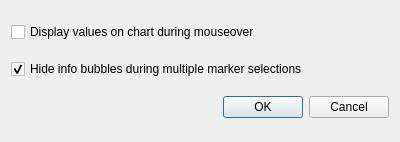
This is MetOceanViewer_GUI/ui/timeseriesoptionsdialog.ui in zcobell/MetOceanViewer as Qt 5 draws it before an edit. The edited form follows.
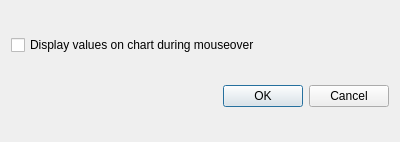
This is the edited form.

Commit message:
Removing options to hide multiple info windows while selecting
This is a google maps derrived option and is no longer
supported.

Diff of the .ui file:
```diff
--- a/MetOceanViewer_GUI/ui/timeseriesoptionsdialog.ui
+++ b/MetOceanViewer_GUI/ui/timeseriesoptionsdialog.ui
@@ -24,16 +24,6 @@
      </property>
     </widget>
    </item>
-   <item>
-    <widget class="QCheckBox" name="check_hideBubbles">
-     <property name="text">
-      <string>Hide info bubbles during multiple marker selections</string>
-     </property>
-     <property name="checked">
-      <bool>true</bool>
-     </property>
-    </widget>
-   </item>
    <item>
     <widget class="QDialogButtonBox" name="buttonBox">
      <property name="orientation">
```
Left out of the diff: 35 changed lines with no effect on the pictures. The commit also changes 9 other files.
